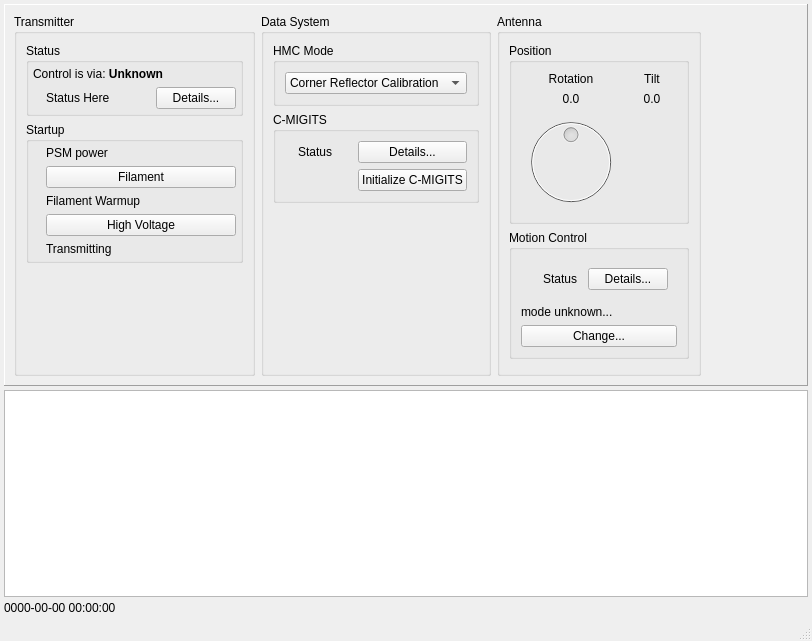
Before: the Qt Designer form src/hcrgui/HcrGuiMainWindow.ui in NCAR/HCR_instrument, drawn with Qt 5.
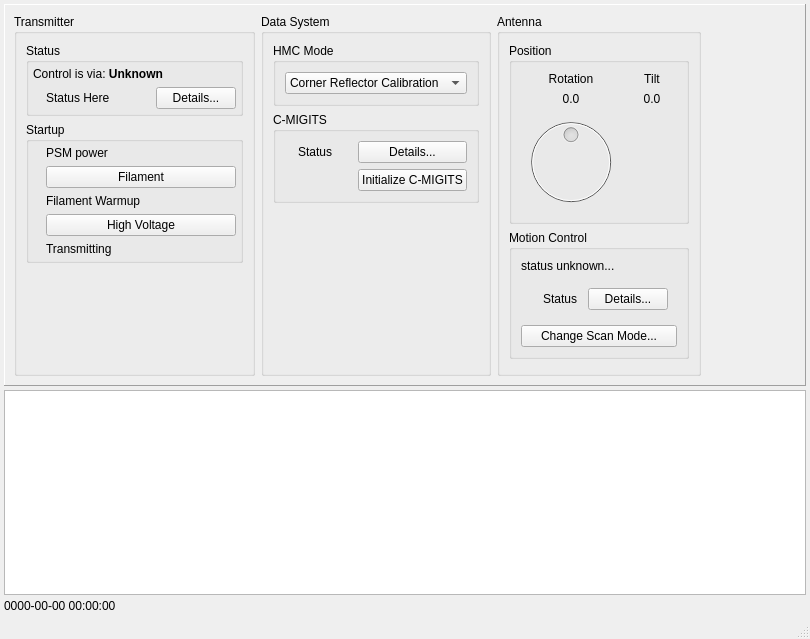
After: the same form once the commit is applied. Icons and pictures are not drawn.

Commit message: Clean up display of scanning parameters.

Patch:
```diff
--- a/src/hcrgui/HcrGuiMainWindow.ui
+++ b/src/hcrgui/HcrGuiMainWindow.ui
@@ -6,8 +6,8 @@
    <rect>
     <x>0</x>
     <y>0</y>
-    <width>812</width>
-    <height>641</height>
+    <width>810</width>
+    <height>639</height>
    </rect>
   </property>
   <property name="windowTitle">
@@ -574,6 +574,13 @@
              <string>Motion Control</string>
             </property>
             <layout class="QVBoxLayout" name="verticalLayout_6">
+             <item>
+              <widget class="QLabel" name="antennaModeLabel">
+               <property name="text">
+                <string>status unknown...</string>
+               </property>
+              </widget>
+             </item>
              <item>
               <widget class="QFrame" name="mcStatusFrame">
                <property name="frameShape">
@@ -625,17 +632,10 @@
                </layout>
               </widget>
              </item>
-             <item>
-              <widget class="QLabel" name="antennaModeLabel">
-               <property name="text">
-                <string>mode unknown...</string>
-               </property>
-              </widget>
-             </item>
              <item>
               <widget class="QPushButton" name="antennaModeButton">
                <property name="text">
-                <string>Change...</string>
+                <string>Change Scan Mode...</string>
                </property>
               </widget>
              </item>
```
The commit also changes 1 other file.
